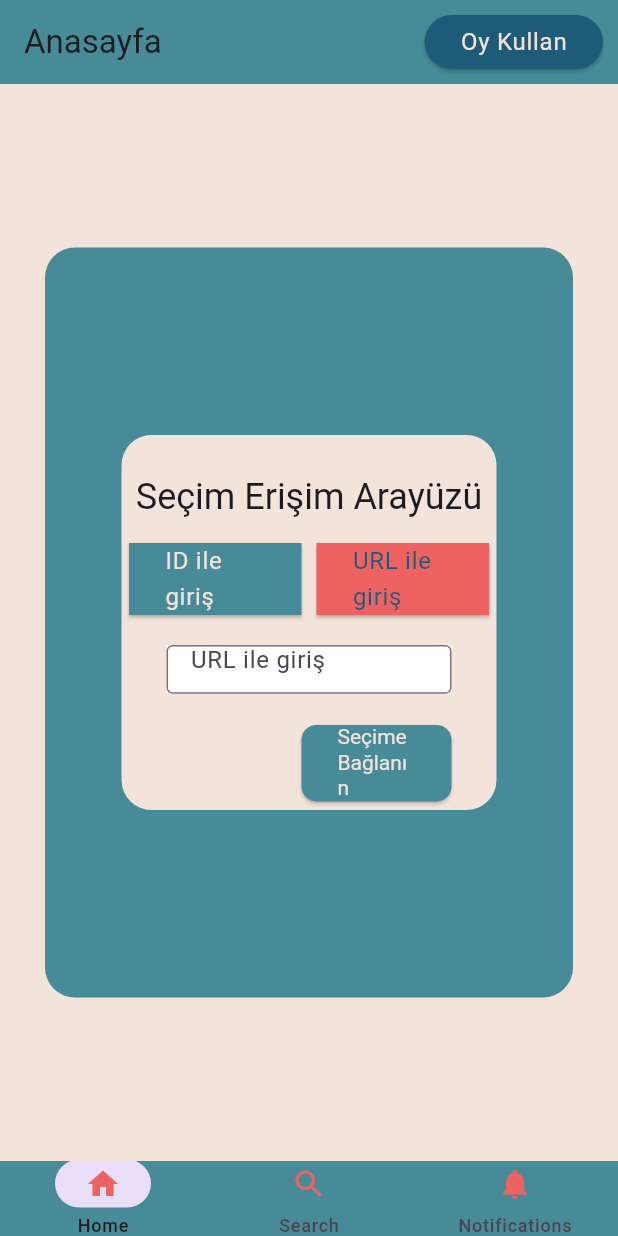
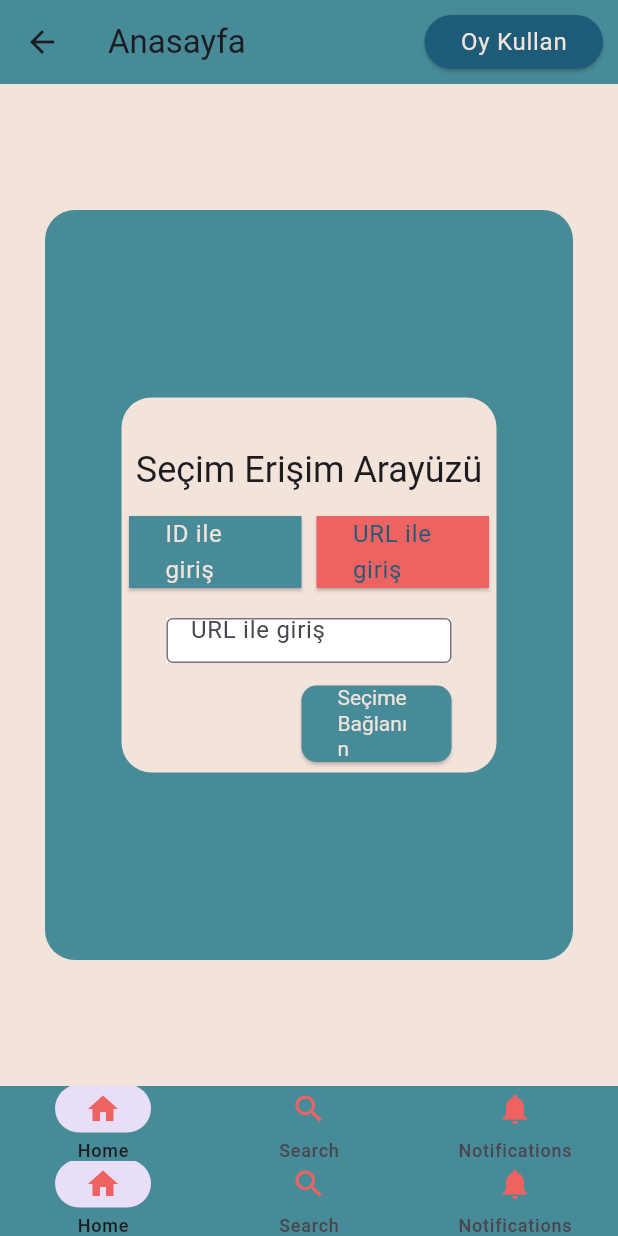
Before and after one commit to Ahmetyldzz/Digital-Election-Mobile, a Flutter app: the EnteredHomePage screen opened directly, after a tap on "Oy Kullan", on a phone screen of 412 x 824 dp. Run offline on Flutter 3.47's test engine with Material 3 defaults, Android fonts, the phone set to English and light mode, and no system bars; statements that could not run were skipped.

Commit message:
değisti

```diff
--- a/flutter_bitirme_projesi/lib/Entered_Homepage/election_enter_type_interface.dart
+++ b/flutter_bitirme_projesi/lib/Entered_Homepage/election_enter_type_interface.dart
@@ -31,11 +31,9 @@
           children: [
             Padding(
               padding: const EdgeInsets.only(bottom: 10, top: 25),
-              child: Expanded(
               child: Text(
                 "Seçim Erişim Arayüzü",
                 style: Theme.of(context).textTheme.headlineSmall,
-                ),
               ),
             ),
             Row(
@@ -101,10 +99,8 @@
                 ),
               ],
             ),
-            Expanded(
-              child: Padding(
-                padding:
-                    const EdgeInsets.symmetric(horizontal: 30, vertical: 15),
+            Padding(
+              padding: const EdgeInsets.symmetric(horizontal: 30, vertical: 15),
               child: Container(
                 color: Colors.white,
                 height: 30,
@@ -121,9 +117,7 @@
                 ),
               ),
             ),
-            ),
-            Expanded(
-              child: Row(
+            Row(
               mainAxisAlignment: MainAxisAlignment.end,
               children: [
                 Padding(
@@ -136,7 +130,6 @@
                             shape: RoundedRectangleBorder(
                                 borderRadius: BorderRadius.circular(10))),
                         onPressed: () {},
-                          child: Expanded(
                         child: Text(
                           "Seçime Bağlanın",
                           style: Theme.of(context)
@@ -145,12 +138,10 @@
                               ?.copyWith(
                                   fontSize: 14,
                                   color: ProjectColors().background),
-                            ),
                         )),
                   ),
                 )
               ],
-              ),
             )
           ],
         ),
--- a/flutter_bitirme_projesi/lib/Entered_Homepage/entered_home_page.dart
+++ b/flutter_bitirme_projesi/lib/Entered_Homepage/entered_home_page.dart
@@ -1,4 +1,5 @@
 import 'package:flutter/material.dart';
+import 'package:flutter_bitirme_projesi/Use_General_Project/custom_func.dart';
 import 'package:flutter_bitirme_projesi/Use_General_Project/general_frame.dart';
 import 'package:flutter_bitirme_projesi/Use_General_Project/project_colors.dart';
 import 'package:flutter_bitirme_projesi/Entered_Homepage/election_enter_type_interface.dart';
@@ -18,13 +19,25 @@
     });
   }
 
+  bool _ActiveButton = false;
+  void buttonChanged() {
+    setState(() {
+      _ActiveButton = !_ActiveButton;
+    });
+  }
+
   @override
   Widget build(BuildContext context) {
-    return GeneralFrame(
+    return Stack(
+      children: [
+        Scaffold(
+          bottomNavigationBar: CustomNavigationBar(),
+          resizeToAvoidBottomInset: true,
           appBar: AppBar(
             actions: [
               Padding(
-            padding: const EdgeInsets.symmetric(vertical: 10, horizontal: 10),
+                padding:
+                    const EdgeInsets.symmetric(vertical: 10, horizontal: 10),
                 child: ElevatedButton(
                     style: ElevatedButton.styleFrom(
                         shape: StadiumBorder(),
@@ -43,11 +56,15 @@
             ],
             title: Text("Anasayfa"),
           ),
-      child: Stack(
-        children: [
-          Visibility(visible: tesr1, child: ElectionEnterTypeMenu()),
+          body: GeneralFrame(
+              child:
+                  Visibility(visible: tesr1, child: ElectionEnterTypeMenu())),
+        ),
+        /* Container(
+          color: Colors.amber,
+          child: Center(child: ElectionEnterTypeMenu()),
+        ), */
       ],
-      ),
     );
   }
 }
--- a/flutter_bitirme_projesi/lib/Login_Page/login_page.dart
+++ b/flutter_bitirme_projesi/lib/Login_Page/login_page.dart
@@ -30,7 +30,7 @@
       child: Padding(
         padding: PaddingSizes().innerFrame,
         child: Container(
-          color: ProjectColors().darkTheme,
+          //color: ProjectColors().darkTheme,
           child: Center(
             child: Column(
               children: [
@@ -49,6 +49,7 @@
                   child: Column(
                     children: [
                       CustomTextWidget(
+                        textInputType: TextInputType.number,
                         textInputAction: TextInputAction.next,
                         hintText: hintText1,
                         width: textFieldWidth,
```
Lines whose indentation alone changed are shown as unchanged.
